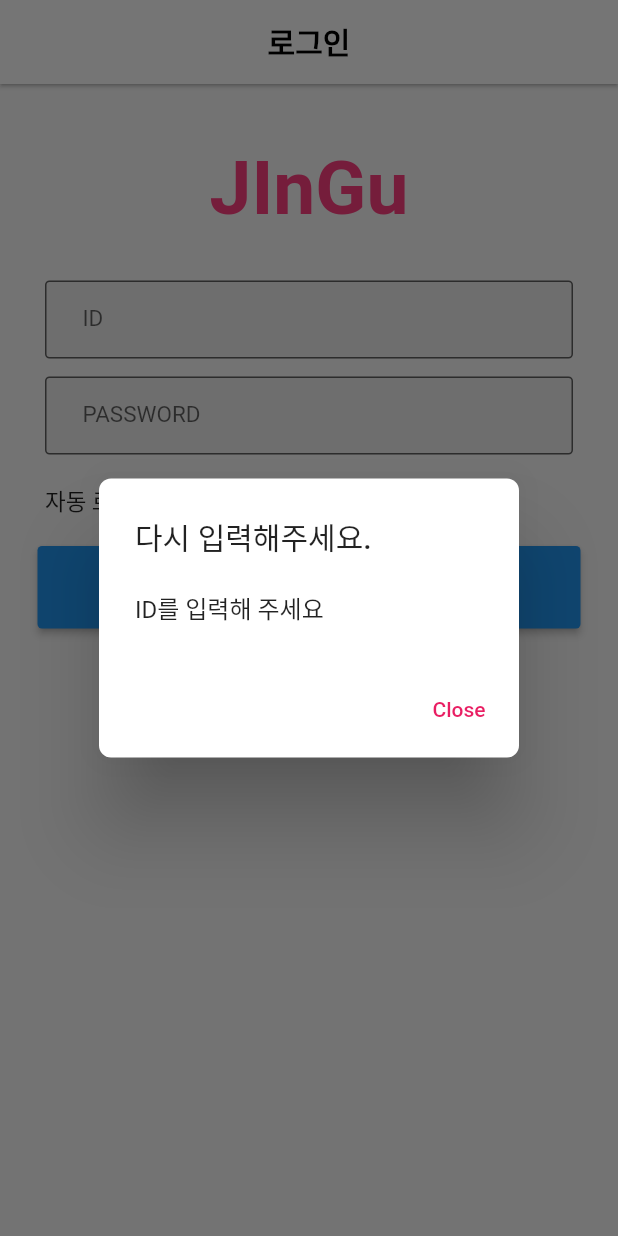
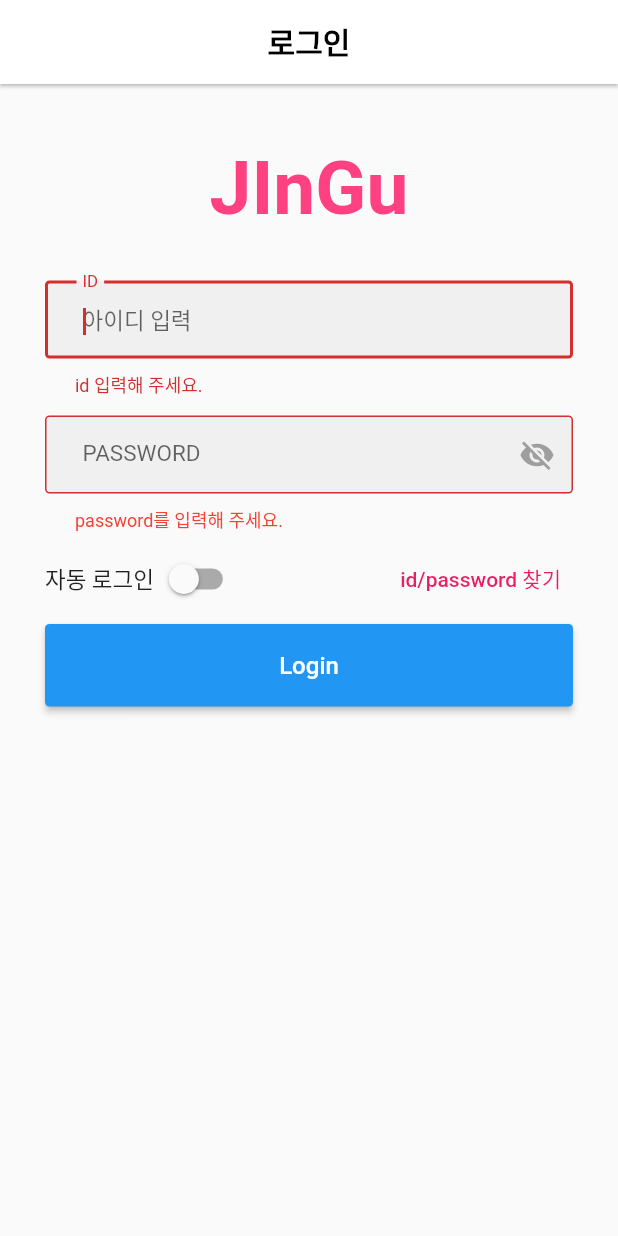
Before and after one commit to NAMJEONGHYEOK/flutter_template, a Flutter app: the screen it shows after launch, after a tap on "Login", on a phone screen of 412 x 824 dp. Run offline on Flutter 3.47's test engine with Material 2 defaults, Android fonts, the phone set to English and light mode, and no system bars.

Commit message:
login stateful 변경 및 유효성 검사 추가

```diff
--- a/flutter_application_template/lib/src/providers/login_provider.dart
+++ b/flutter_application_template/lib/src/providers/login_provider.dart
@@ -10,7 +10,7 @@ class AuthProvider extends ChangeNotifier {
   bool get isLoggedIn => _isLoggedIn;
 
   void autologin({bool autovalue = true}) {
-    this._isAutoLogin = autovalue;
+    _isAutoLogin = autovalue;
     notifyListeners();
   }
 
--- a/flutter_application_template/lib/src/widgets/login_widget.dart
+++ b/flutter_application_template/lib/src/widgets/login_widget.dart
@@ -3,9 +3,26 @@ import 'package:flutter/widgets.dart';
 import 'package:flutter_application_template/src/providers/login_provider.dart';
 import 'package:provider/provider.dart';
 
-class Login_widget extends StatelessWidget {
+class Login_widget extends StatefulWidget {
+  @override
+  Login_widgetState createState() => Login_widgetState();
+}
+
+class Login_widgetState extends State<Login_widget> {
+  final _formKey = GlobalKey<FormState>();
+  final FocusNode _focusNodeid = FocusNode();
+  final FocusNode _focusNodepassword = FocusNode();
   final _idController = TextEditingController();
   final _passwordController = TextEditingController();
+  bool _passwordVisible = false;
+  AutovalidateMode _autovalidateMode = AutovalidateMode.disabled;
+
+  @override
+  void dispose() {
+    _focusNodeid.dispose();
+    _focusNodepassword.dispose();
+    super.dispose();
+  }
 
   @override
   Widget build(BuildContext context) {
@@ -21,9 +38,8 @@ class Login_widget extends StatelessWidget {
           children: <Widget>[
             // 컬럼 리스트로 각각의 위젯 출력
             _titleText(), // title 글씨
-            _buildIdInput(context), // ID 입력 위젯
-            _buildPasswordInput(context), // password 입력 위젯
-            _idCheck(), // id 저장 버튼
+            _inputform(context),
+            _findidpassword(context),
             _buildSubmitButton(context),
           ],
         ));
@@ -49,12 +65,23 @@ class Login_widget extends StatelessWidget {
     );
   }
 
-  // id 입력위젯
-  Widget _buildIdInput(context) {
-    return Container(
+  Widget _inputform(BuildContext context) {
+    return Form(
+        key: _formKey,
+        autovalidateMode: _autovalidateMode,
+        child: Column(
+          children: [
+            Container(
               margin: const EdgeInsets.all(6),
               padding: const EdgeInsets.symmetric(horizontal: 9),
               child: TextFormField(
+                focusNode: _focusNodeid,
+                validator: (id) {
+                  if (id!.isEmpty) {
+                    return "id 입력해 주세요.";
+                  }
+                  return null;
+                },
                 keyboardType: TextInputType.text, // id text형으로 입력받기
                 autocorrect: false, //자동완성 끄기.
                 autofocus: false, // 자동 초점설정 끄기
@@ -70,26 +97,35 @@ class Login_widget extends StatelessWidget {
                     padding: const EdgeInsets.only(left: 15, right: 10),
                   ),
                   hintText: '아이디 입력',
-          contentPadding: const EdgeInsets.fromLTRB(20.0, 15.0, 20.0, 15.0),
-          border: OutlineInputBorder(borderRadius: BorderRadius.circular(3)),
+                  contentPadding:
+                      const EdgeInsets.fromLTRB(20.0, 15.0, 20.0, 15.0),
+                  border: OutlineInputBorder(
+                      borderRadius: BorderRadius.circular(3)),
                 ),
               ),
-    );
-  }
-
-  //password 입력위젯
-  Widget _buildPasswordInput(context) {
-    return Container(
+            ),
+            Container(
                 margin: const EdgeInsets.all(6),
                 padding: const EdgeInsets.symmetric(horizontal: 9),
-        child: TextFormField(
+                child: Consumer<AuthProvider>(
+                  builder: (context, isObscure, child) {
+                    return TextFormField(
+                      validator: (password) {
+                        if (password!.isEmpty) {
+                          return "password를 입력해 주세요.";
+                        }
+                        return null;
+                      },
+                      focusNode: _focusNodepassword,
                       autocorrect: false,
                       autofocus: false,
                       controller: _passwordController,
-          onSaved: (value) => _passwordController.text = value!.trim(),
+                      onSaved: (value) =>
+                          _passwordController.text = value!.trim(),
                       keyboardType: TextInputType.text,
                       style: const TextStyle(fontSize: 15),
                       decoration: InputDecoration(
+                        errorStyle: TextStyle(fontSize: 12, color: Colors.red),
                         filled: true, // 뒷 배경 색채우기
                         labelText: 'PASSWORD',
                         prefixIconConstraints:
@@ -97,29 +133,40 @@ class Login_widget extends StatelessWidget {
                         prefixIcon: Padding(
                           padding: const EdgeInsets.only(left: 15, right: 10),
                         ),
+                        suffixIcon: IconButton(
+                          icon: _passwordVisible
+                              ? Icon(Icons.visibility)
+                              : Icon(Icons.visibility_off),
+                          color: Colors.grey,
+                          onPressed: () {
+                            setState(() {
+                              _passwordVisible = !_passwordVisible;
+                            });
+                          },
+                        ),
                         hintText: '비밀번호 입력',
-            contentPadding: const EdgeInsets.fromLTRB(20.0, 15.0, 20.0, 15.0),
-            border: OutlineInputBorder(borderRadius: BorderRadius.circular(3)),
+                        contentPadding:
+                            const EdgeInsets.fromLTRB(20.0, 15.0, 20.0, 15.0),
+                        border: OutlineInputBorder(
+                            borderRadius: BorderRadius.circular(3)),
                       ),
-          obscureText: true, // 비밀번호 안보이게 처리.
+                      obscureText: !_passwordVisible, // 비밀번호 안보이게 처리.
+                    );
+                  },
+                ))
+          ],
         ));
   }
 
 //아이디 저장 상태 유무 버튼
   Widget _idCheck() {
-    return Container(
-      margin: const EdgeInsets.only(left: 15),
-      height: 50,
-      width: double.infinity,
-      child: Row(
+    return Row(
       children: <Widget>[
-          Container(
-            child: const Text(
+        const Text(
           "자동 로그인",
           style: TextStyle(
             fontWeight: FontWeight.w200,
             fontSize: 15,
-              ),
           ),
         ),
         Consumer<AuthProvider>(
@@ -132,7 +179,21 @@ class Login_widget extends StatelessWidget {
                 // provider에 정의된 토글 함수에 변수 isNoti를 대입
               },
               value: value.isAutoLogin),
-          )
+        ),
+      ],
+    );
+  }
+
+// id password 찾기 위젯
+  Widget _findidpassword(BuildContext context) {
+    return Container(
+      margin: const EdgeInsets.only(left: 15, right: 15),
+      height: 50,
+      child: Row(
+        mainAxisAlignment: MainAxisAlignment.spaceBetween,
+        children: <Widget>[
+          _idCheck(),
+          TextButton(onPressed: () {}, child: Text("id/password 찾기"))
         ],
       ),
     );
@@ -141,25 +202,26 @@ class Login_widget extends StatelessWidget {
 //로그인 버튼 위젯
   Widget _buildSubmitButton(BuildContext context) {
     return Container(
-        padding: const EdgeInsets.only(left: 10, right: 10, top: 5),
+        padding: const EdgeInsets.only(left: 15, right: 15, top: 5),
         width: double.infinity,
         height: 60,
         child: ElevatedButton(
             // 블럭 효과보이는 버튼
-            onPressed: () async {
+            onPressed: () {
+              _formKey.currentState!.validate();
+              _formKey.currentState!.save();
               //id가 비었을경우
               if (_idController.text.isEmpty) {
-                _showDialog(
-                  context,
-                  'ID를 입력해 주세요',
-                );
+                _focusNodeid.requestFocus();
               }
               //password가 비었을 경우
               else if (_passwordController.text.isEmpty) {
-                _showDialog(
-                  context,
-                  'PASSWORD를 입력해 주세요',
-                );
+                _focusNodepassword.requestFocus();
+              } else if (!_formKey.currentState!.validate()) {
+                // 유효성에서 걸릴경우 state변경 후 메세지 출력
+                setState(() {
+                  _autovalidateMode = AutovalidateMode.always;
+                });
               }
               //입력칸이 전부 입려된 경우. 로그인 함수로 일치, 불일치 실행.
               else {
@@ -202,7 +264,6 @@ class Login_widget extends StatelessWidget {
               style: TextStyle(fontSize: 16),
             )));
   }
-}
 
 // 팝업창 함수.
   void _showDialog(context, String contents) {
@@ -211,7 +272,8 @@ void _showDialog(context, String contents) {
       barrierDismissible: false,
       builder: (BuildContext context) {
         return AlertDialog(
-        shape: RoundedRectangleBorder(borderRadius: BorderRadius.circular(8.0)),
+          shape:
+              RoundedRectangleBorder(borderRadius: BorderRadius.circular(8.0)),
           title: new Text("다시 입력해주세요."),
           content: SingleChildScrollView(child: new Text('$contents')),
           actions: <Widget>[
@@ -228,3 +290,4 @@ void _showDialog(context, String contents) {
       },
     );
   }
+}
```
Lines whose indentation alone changed are shown as unchanged.
